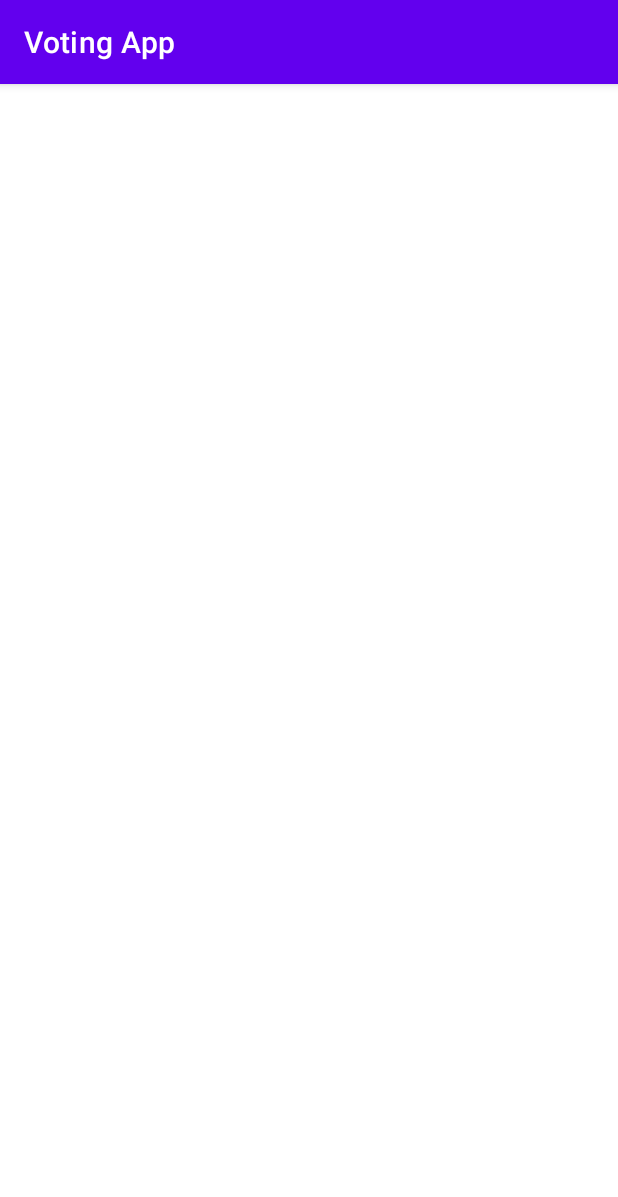
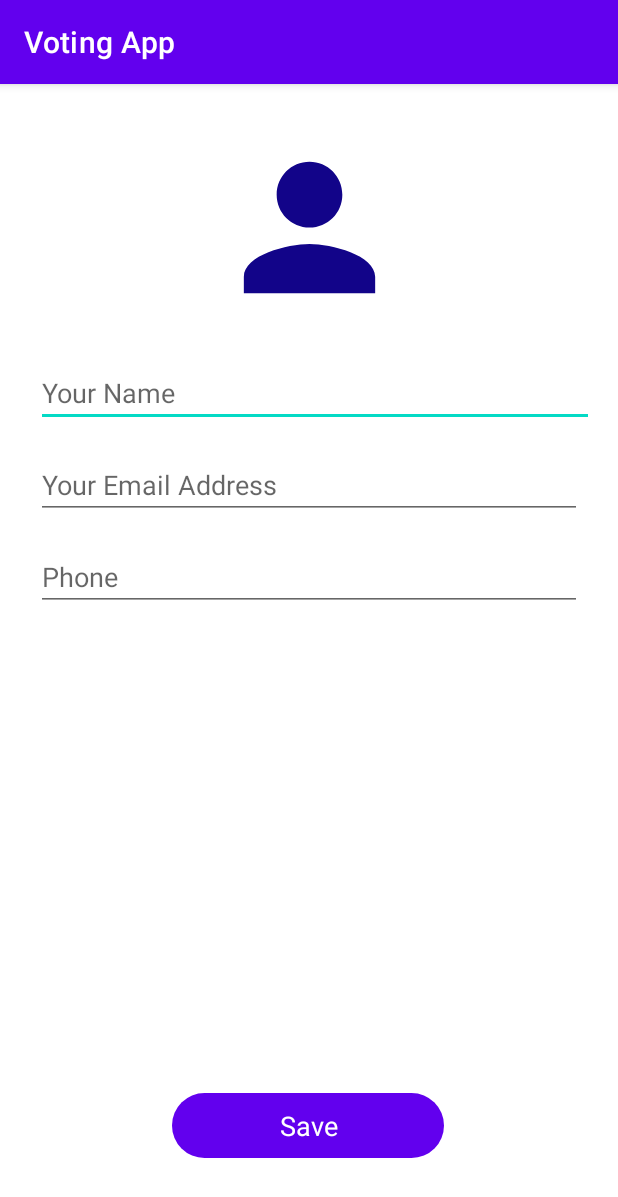
Before and after one commit to sachinthadilshann/VotingApp, an Android app: the EditProfile screen opened directly, with no data from a screen before it, on a phone screen of 412 x 824 dp. Shown: the top 1197 px of the screen. Run offline under Robolectric (Android 15) with nearby library versions, the phone set to English and light mode, and no system bars; our stand-ins replace Firebase (no records; nobody signed in at launch, a user with empty details on screens opened directly), Picasso.

Commit message:
Merge remote-tracking branch 'origin/master'
# Conflicts:
#	app/src/main/ic_launcher-playstore.png
#	app/src/main/res/mipmap-hdpi/ic_launcher.png
#	app/src/main/res/mipmap-hdpi/ic_launcher_round.png
#	app/src/main/res/mipmap-mdpi/ic_launcher.png
#	app/src/main/res/mipmap-mdpi/ic_launcher_round.png
#	app/src/main/res/mipmap-xhdpi/ic_launcher.png
#	app/src/main/res/mipmap-xhdpi/ic_launcher_round.png
#	app/src/main/res/mipmap-xxhdpi/ic_launcher.png
#	app/src/main/res/mipmap-xxhdpi/ic_launcher_round.png
#	app/src/main/res/mipmap-xxxhdpi/ic_launcher.png
#	app/src/main/res/mipmap-xxxhdpi/ic_launcher_round.png

```diff
--- a/app/build.gradle
+++ b/app/build.gradle
@@ -39,4 +39,5 @@ dependencies {
     testImplementation 'junit:junit:4.13.2'
     androidTestImplementation 'androidx.test.ext:junit:1.1.3'
     androidTestImplementation 'androidx.test.espresso:espresso-core:3.4.0'
+    implementation 'com.squareup.picasso:picasso:2.8'
 }
--- a/app/src/main/java/com/radproject/votingapp/EditProfile.java
+++ b/app/src/main/java/com/radproject/votingapp/EditProfile.java
@@ -1,14 +1,84 @@
 package com.radproject.votingapp;
 
+import androidx.annotation.NonNull;
 import androidx.appcompat.app.AppCompatActivity;
 
+import android.app.Activity;
+import android.content.Intent;
+import android.net.Uri;
 import android.os.Bundle;
+import android.provider.MediaStore;
+import android.util.Log;
+import android.view.View;
+import android.widget.Button;
+import android.widget.EditText;
+import android.widget.ImageView;
+import android.widget.Toast;
+
+import com.google.android.gms.tasks.OnFailureListener;
+import com.google.android.gms.tasks.OnSuccessListener;
+import com.google.firebase.auth.FirebaseAuth;
+import com.google.firebase.auth.FirebaseUser;
+import com.google.firebase.firestore.DocumentReference;
+import com.google.firebase.firestore.FirebaseFirestore;
+import com.google.firebase.storage.FirebaseStorage;
+import com.google.firebase.storage.StorageReference;
+import com.google.firebase.storage.UploadTask;
+import com.squareup.picasso.Picasso;
+
+import java.util.HashMap;
+import java.util.Map;
 
 public class EditProfile extends AppCompatActivity {
+
+    public static final String TAG = "TAG";
+    EditText profileFullName,profileEmail,profilePhone;
+    ImageView profileImageView;
+    Button saveBtn;
+    FirebaseAuth fAuth;
+    FirebaseFirestore fStore;
+    FirebaseUser user;
+    StorageReference storageReference;
+
 
     @Override
     protected void onCreate(Bundle savedInstanceState) {
         super.onCreate(savedInstanceState);
         setContentView(R.layout.activity_edit_profile);
+
+        Intent data = getIntent();
+        final String fullName = data.getStringExtra("fullName");
+        String email = data.getStringExtra("email");
+        String phone = data.getStringExtra("phone");
+
+        fAuth = FirebaseAuth.getInstance();
+        fStore = FirebaseFirestore.getInstance();
+        user = fAuth.getCurrentUser();
+        storageReference = FirebaseStorage.getInstance().getReference();
+
+        profileFullName = findViewById(R.id.profileFullName);
+        profileEmail = findViewById(R.id.profileEmailAddress);
+        profilePhone = findViewById(R.id.profilePhoneNo);
+        profileImageView = findViewById(R.id.profileImageView);
+        saveBtn = findViewById(R.id.saveProfileInfo);
+
+        StorageReference profileRef = storageReference.child("users/"+fAuth.getCurrentUser().getUid()+"/profile.jpg");
+        profileRef.getDownloadUrl().addOnSuccessListener(new OnSuccessListener<Uri>() {
+            @Override
+            public void onSuccess(Uri uri) {
+                Picasso.get().load(uri).into(profileImageView);
+            }
+        });
+
+        profileImageView.setOnClickListener(new View.OnClickListener() {
+            @Override
+            public void onClick(View v) {
+                Intent openGalleryIntent = new Intent(Intent.ACTION_PICK,MediaStore.Images.Media.EXTERNAL_CONTENT_URI);
+                startActivityForResult(openGalleryIntent,1000);
+            }
+        });
+
+
+
     }
 }
--- a/app/src/main/java/com/radproject/votingapp/MainActivity.java
+++ b/app/src/main/java/com/radproject/votingapp/MainActivity.java
@@ -1,19 +1,23 @@
 package com.radproject.votingapp;
 
-import androidx.appcompat.app.AppCompatActivity;
-
 import android.content.Intent;
+import android.net.Uri;
 import android.os.Bundle;
 import android.view.View;
 import android.widget.Button;
 import android.widget.ImageView;
 import android.widget.TextView;
 
+import androidx.appcompat.app.AppCompatActivity;
+
+import com.google.android.gms.tasks.OnSuccessListener;
 import com.google.firebase.auth.FirebaseAuth;
 import com.google.firebase.auth.FirebaseUser;
 import com.google.firebase.firestore.FirebaseFirestore;
 import com.google.firebase.storage.FirebaseStorage;
 import com.google.firebase.storage.StorageReference;
+import com.squareup.picasso.Picasso;
+
 
 public class MainActivity extends AppCompatActivity {
 
@@ -35,7 +39,7 @@ public class MainActivity extends AppCompatActivity {
 
         phone = findViewById(R.id.profilePhone);
         fullName = findViewById(R.id.profileName);
-        email    = findViewById(R.id.profileEmail);
+        email = findViewById(R.id.profileEmail);
         resetPassLocal = findViewById(R.id.resetPasswordLocal);
         profileImage = findViewById(R.id.profileImage);
         changeProfileImage = findViewById(R.id.changeProfile);
@@ -43,21 +47,10 @@ public class MainActivity extends AppCompatActivity {
         fStore = FirebaseFirestore.getInstance();
         storageReference = FirebaseStorage.getInstance().getReference();
 
-        changeProfileImage.setOnClickListener(new View.OnClickListener() {
-            @Override
-            public void onClick(View v) {
-                Intent i = new Intent(v.getContext(),EditProfile.class);
-                i.putExtra("fullName",fullName.getText().toString());
-                i.putExtra("email",email.getText().toString());
-                i.putExtra("phone",phone.getText().toString());
-                startActivity(i);
 
-            }
-        });
     }
-
     public void logout(View view) {
-        FirebaseAuth.getInstance().signOut();//logout
+        FirebaseAuth.getInstance().signOut();//logout wenna firebase Walin
         startActivity(new Intent(getApplicationContext(),Login.class));
         finish();
     }
--- /dev/null
+++ b/app/src/main/res/drawable/ic_baseline_person_24_blue.xml
@@ -0,0 +1,5 @@
+<vector android:height="24dp" android:tint="#120489"
+    android:viewportHeight="24" android:viewportWidth="24"
+    android:width="24dp" xmlns:android="http://schemas.android.com/apk/res/android">
+    <path android:fillColor="@android:color/white" android:pathData="M12,12c2.21,0 4,-1.79 4,-4s-1.79,-4 -4,-4 -4,1.79 -4,4 1.79,4 4,4zM12,14c-2.67,0 -8,1.34 -8,4v2h16v-2c0,-2.66 -5.33,-4 -8,-4z"/>
+</vector>
--- a/app/src/main/res/layout/activity_edit_profile.xml
+++ b/app/src/main/res/layout/activity_edit_profile.xml
@@ -6,4 +6,70 @@
     android:layout_height="match_parent"
     tools:context=".EditProfile">
 
+    <EditText
+        android:id="@+id/profileFullName"
+        android:layout_width="0dp"
+        android:layout_height="wrap_content"
+        android:layout_marginStart="24dp"
+        android:layout_marginTop="16dp"
+        android:layout_marginEnd="16dp"
+        android:ems="10"
+        android:hint="Your Name"
+        android:inputType="textPersonName"
+        app:layout_constraintEnd_toEndOf="parent"
+        app:layout_constraintStart_toStartOf="parent"
+        app:layout_constraintTop_toBottomOf="@+id/profileImageView" />
+
+    <ImageView
+        android:id="@+id/profileImageView"
+        android:layout_width="131dp"
+        android:layout_height="143dp"
+        android:layout_marginTop="24dp"
+        app:layout_constraintEnd_toEndOf="parent"
+        app:layout_constraintStart_toStartOf="parent"
+        app:layout_constraintTop_toTopOf="parent"
+        app:srcCompat="@drawable/ic_baseline_person_24_blue" />
+
+    <EditText
+        android:id="@+id/profileEmailAddress"
+        android:layout_width="0dp"
+        android:layout_height="wrap_content"
+        android:layout_marginStart="24dp"
+        android:layout_marginTop="16dp"
+        android:layout_marginEnd="24dp"
+        android:ems="10"
+        android:hint="Your Email Address"
+        android:inputType="textEmailAddress"
+        android:shadowColor="#000000"
+        app:layout_constraintEnd_toEndOf="parent"
+        app:layout_constraintStart_toStartOf="parent"
+        app:layout_constraintTop_toBottomOf="@+id/profileFullName" />
+
+    <EditText
+        android:id="@+id/profilePhoneNo"
+        android:layout_width="0dp"
+        android:layout_height="wrap_content"
+        android:layout_marginStart="24dp"
+        android:layout_marginTop="16dp"
+        android:layout_marginEnd="24dp"
+        android:ems="10"
+        android:hint="Phone"
+        android:inputType="phone"
+        app:layout_constraintEnd_toEndOf="parent"
+        app:layout_constraintStart_toStartOf="parent"
+        app:layout_constraintTop_toBottomOf="@+id/profileEmailAddress" />
+
+    <Button
+        android:id="@+id/saveProfileInfo"
+        style="@style/Widget.Material3.Button"
+        android:layout_width="181dp"
+        android:layout_height="51dp"
+        android:layout_marginBottom="48dp"
+        android:text="Save"
+        android:textSize="18sp"
+        app:layout_constraintBottom_toBottomOf="parent"
+        app:layout_constraintEnd_toEndOf="parent"
+        app:layout_constraintHorizontal_bias="0.497"
+        app:layout_constraintStart_toStartOf="parent" />
+
 </androidx.constraintlayout.widget.ConstraintLayout>
```
